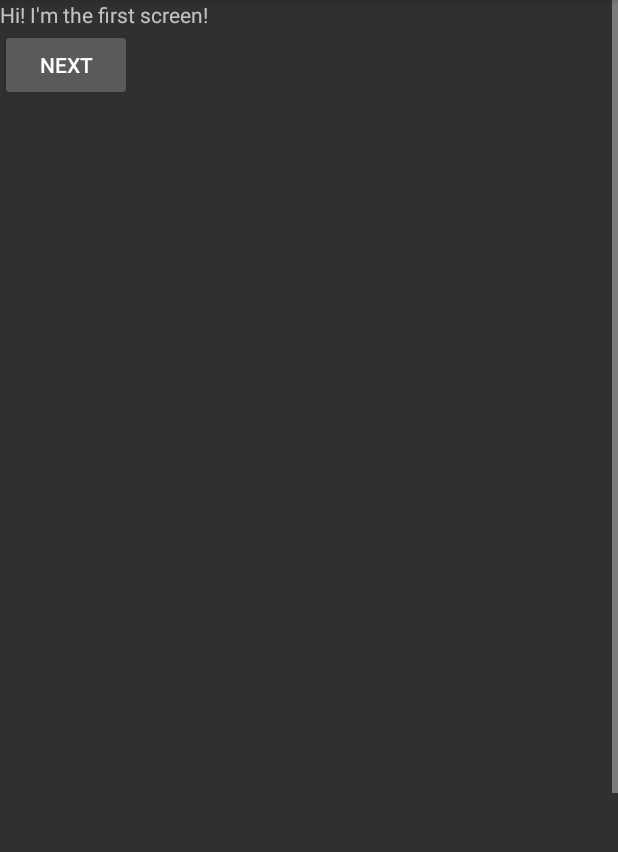
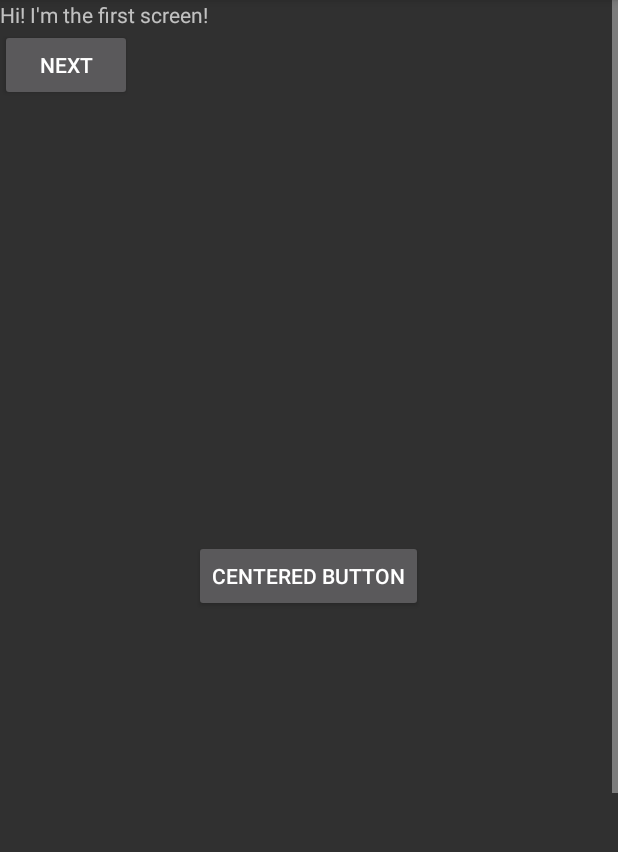
Before and after one commit to AdevintaSpain/Barista, an Android app: the FlowFirstScreen screen opened directly, with no data from a screen before it, on a phone screen of 412 x 824 dp, the part 84-936 px from its top. Run offline under Robolectric (Android 15) with nearby library versions, the light colour scheme and no system bars.

Commit message:
Check that clicking on a button also works when the parent is not a ScrollView

```diff
--- a/sample/src/main/java/com/schibsted/spain/barista/sample/FlowFirstScreen.java
+++ b/sample/src/main/java/com/schibsted/spain/barista/sample/FlowFirstScreen.java
@@ -14,6 +14,7 @@ public class FlowFirstScreen extends AppCompatActivity {
 
         setOnClickListener(R.id.next);
         setOnClickListener(R.id.really_far_away_button);
+        setOnClickListener(R.id.centered_button);
     }
 
     private void setOnClickListener(int view) {
--- a/sample/src/main/res/layout/activity_flow_1.xml
+++ b/sample/src/main/res/layout/activity_flow_1.xml
@@ -1,5 +1,9 @@
 <?xml version="1.0" encoding="utf-8"?>
-<ScrollView xmlns:android="http://schemas.android.com/apk/res/android"
+<FrameLayout xmlns:android="http://schemas.android.com/apk/res/android"
+    android:layout_width="match_parent"
+    android:layout_height="match_parent">
+
+    <ScrollView
         android:layout_width="match_parent"
         android:layout_height="match_parent">
 
@@ -27,3 +31,11 @@
                 android:text="Really far away button" />
         </LinearLayout>
     </ScrollView>
+
+    <Button
+        android:layout_gravity="center"
+        android:id="@+id/centered_button"
+        android:layout_width="wrap_content"
+        android:layout_height="wrap_content"
+        android:text="Centered button" />
+</FrameLayout>
```
Also changed, not shown: 1 other file. Lines whose indentation alone changed are shown as unchanged.
